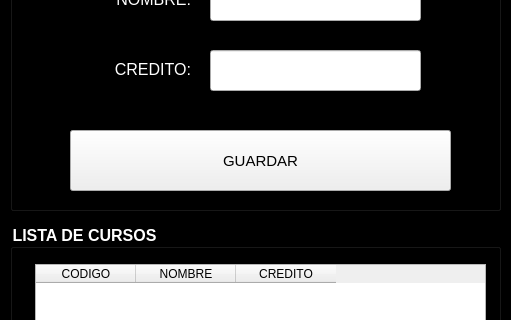
Above: view/FRM_CURSOS.ui from zearr11/SEMANA-11 before the change; both pictures show x 0 to 511 and y 236 to 556 of the 511 by 799 pixel window. Below: the same form after it.
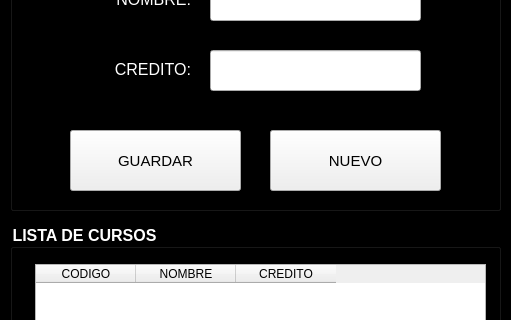
That is the form after the change.

```diff
--- a/view/FRM_CURSOS.ui
+++ b/view/FRM_CURSOS.ui
@@ -143,7 +143,7 @@
       <rect>
        <x>60</x>
        <y>260</y>
-       <width>381</width>
+       <width>171</width>
        <height>61</height>
       </rect>
      </property>
@@ -208,6 +208,27 @@
       <string notr="true">COLOR: BLACK</string>
      </property>
     </widget>
+    <widget class="QPushButton" name="pb_new">
+     <property name="geometry">
+      <rect>
+       <x>260</x>
+       <y>260</y>
+       <width>171</width>
+       <height>61</height>
+      </rect>
+     </property>
+     <property name="font">
+      <font>
+       <pointsize>11</pointsize>
+      </font>
+     </property>
+     <property name="styleSheet">
+      <string notr="true">COLOR: BLACK</string>
+     </property>
+     <property name="text">
+      <string>NUEVO</string>
+     </property>
+    </widget>
    </widget>
    <widget class="QGroupBox" name="groupBox_2">
     <property name="geometry">
```
